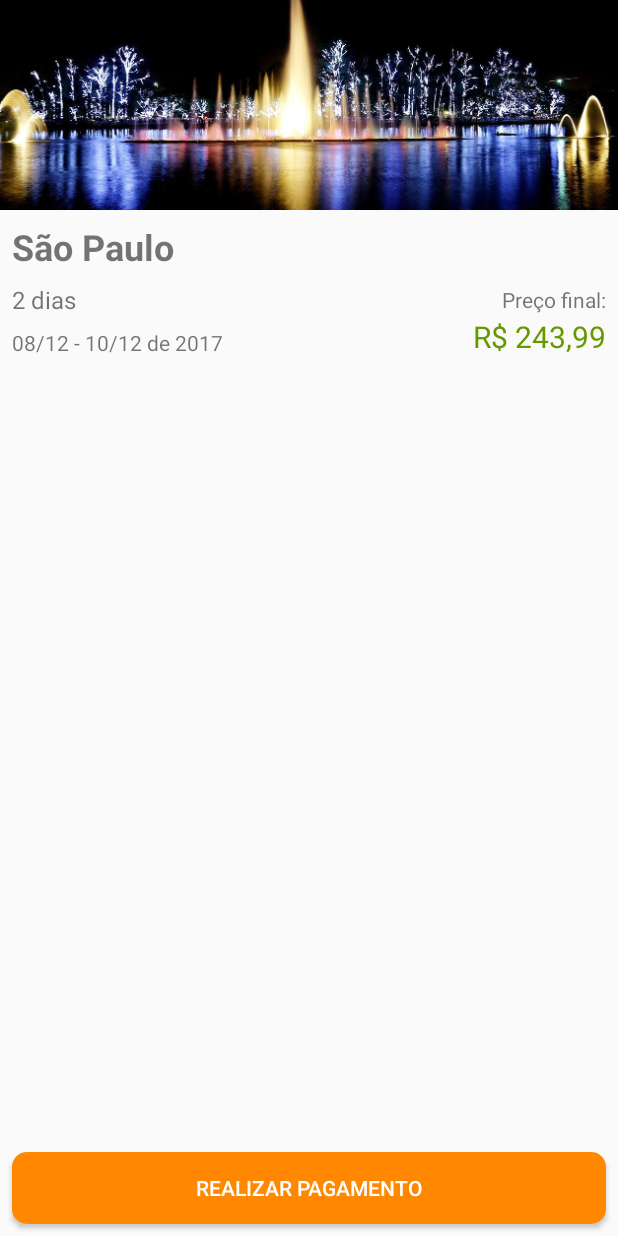
After one commit to gabrieldarlan/projeto_alura_viagem, an Android app: the layout activity_resumo_pacote.xml on its own in the app's theme, with its tools: preview values and no code run, on a phone screen of 412 x 824 dp. The commit adds this screen. Run offline under Robolectric (Android 15) with nearby library versions, the phone set to English and light mode, and no system bars.

Commit message:
construcao do activity resumopacoteactivity - cap 1

```diff
--- a/app/src/main/AndroidManifest.xml
+++ b/app/src/main/AndroidManifest.xml
@@ -9,6 +9,7 @@
         android:roundIcon="@mipmap/ic_launcher_round"
         android:supportsRtl="true"
         android:theme="@style/AppTheme">
+        <activity android:name=".ui.activity.ResumoPacoteActivity"></activity>
         <activity android:name=".ui.activity.ListaPacotesActivity">
             <intent-filter>
                 <action android:name="android.intent.action.MAIN" />
--- a/app/src/main/java/br/com/alura/aluraviagem/ui/activity/ListaPacotesActivity.java
+++ b/app/src/main/java/br/com/alura/aluraviagem/ui/activity/ListaPacotesActivity.java
@@ -2,6 +2,7 @@ package br.com.alura.aluraviagem.ui.activity;
 
 import androidx.appcompat.app.AppCompatActivity;
 
+import android.content.Intent;
 import android.os.Bundle;
 import android.view.View;
 import android.widget.ListView;
@@ -27,6 +28,9 @@ public class ListaPacotesActivity extends AppCompatActivity {
 
         configuraLista();
 
+        Intent intent = new Intent(this, ResumoPacoteActivity.class);
+        startActivity(intent);
+
     }
 
     private void configuraLista() {
--- /dev/null
+++ b/app/src/main/java/br/com/alura/aluraviagem/ui/activity/ResumoPacoteActivity.java
@@ -0,0 +1,47 @@
+package br.com.alura.aluraviagem.ui.activity;
+
+import androidx.appcompat.app.AppCompatActivity;
+
+import android.graphics.drawable.Drawable;
+import android.os.Bundle;
+import android.view.View;
+import android.widget.ImageView;
+import android.widget.TextView;
+
+import java.math.BigDecimal;
+
+import br.com.alura.aluraviagem.R;
+import br.com.alura.aluraviagem.model.Pacote;
+import br.com.alura.aluraviagem.util.DiasUtil;
+import br.com.alura.aluraviagem.util.MoedaUtil;
+import br.com.alura.aluraviagem.util.ResourcesUtil;
+
+public class ResumoPacoteActivity extends AppCompatActivity {
+
+    @Override
+    protected void onCreate(Bundle savedInstanceState) {
+        super.onCreate(savedInstanceState);
+        setContentView(R.layout.activity_resumo_pacote);
+
+        Pacote pacoteSaoPaulo =
+                new Pacote("São Paulo", "@drawable/sao_paulo_sp",
+                        2, new BigDecimal("243.99"));
+
+        TextView local = findViewById(R.id.resumo_pacote_local);
+        local.setText(pacoteSaoPaulo.getLocal());
+
+        ImageView imagem = findViewById(R.id.resumo_pacote_imagem);
+        Drawable drawableDoPacote =
+                ResourcesUtil.devolveDrawable(this, pacoteSaoPaulo.getImagem());
+        imagem.setImageDrawable(drawableDoPacote);
+
+        TextView dias = findViewById(R.id.resumo_pacote_dia);
+        String diasEmTexto = DiasUtil.formataEmTexto(pacoteSaoPaulo.getDias());
+        dias.setText(diasEmTexto);
+
+        TextView preco = findViewById(R.id.resumo_pacote_preco);
+        String precoFormatado = MoedaUtil.formataParaBrasileiro(pacoteSaoPaulo.getPreco());
+        preco.setText(precoFormatado);
+
+    }
+}
--- /dev/null
+++ b/app/src/main/res/drawable/botao_redondo_laranja.xml
@@ -0,0 +1,6 @@
+<?xml version="1.0" encoding="utf-8"?>
+<shape xmlns:android="http://schemas.android.com/apk/res/android"
+    android:shape="rectangle">
+    <solid android:color="@android:color/holo_orange_dark"  />
+    <corners android:radius="10dp"/>
+</shape>
--- /dev/null
+++ b/app/src/main/res/layout/activity_resumo_pacote.xml
@@ -0,0 +1,86 @@
+<?xml version="1.0" encoding="utf-8"?>
+<androidx.constraintlayout.widget.ConstraintLayout xmlns:android="http://schemas.android.com/apk/res/android"
+    xmlns:app="http://schemas.android.com/apk/res-auto"
+    xmlns:tools="http://schemas.android.com/tools"
+    android:layout_width="match_parent"
+    android:layout_height="match_parent"
+    tools:context=".ui.activity.ResumoPacoteActivity">
+
+
+    <ImageView
+        android:id="@+id/resumo_pacote_imagem"
+        android:layout_width="0dp"
+        android:layout_height="140dp"
+        android:scaleType="centerCrop"
+        app:layout_constraintBottom_toBottomOf="parent"
+        app:layout_constraintEnd_toEndOf="parent"
+        app:layout_constraintStart_toStartOf="parent"
+        app:layout_constraintTop_toTopOf="parent"
+        app:layout_constraintVertical_bias="0.0"
+        app:srcCompat="@drawable/sao_paulo_sp" />
+
+    <TextView
+        android:id="@+id/resumo_pacote_local"
+        android:layout_width="wrap_content"
+        android:layout_height="wrap_content"
+        android:layout_marginLeft="8dp"
+        android:layout_marginTop="8dp"
+        android:textSize="24sp"
+        android:textStyle="bold"
+        app:layout_constraintStart_toStartOf="parent"
+        app:layout_constraintTop_toBottomOf="@+id/resumo_pacote_imagem"
+        tools:text="São Paulo" />
+
+    <TextView
+        android:id="@+id/resumo_pacote_dia"
+        android:layout_width="wrap_content"
+        android:layout_height="wrap_content"
+        android:layout_marginTop="8dp"
+        android:textSize="16sp"
+        app:layout_constraintStart_toStartOf="@+id/resumo_pacote_local"
+        app:layout_constraintTop_toBottomOf="@+id/resumo_pacote_local"
+        tools:text="2 dias" />
+
+    <TextView
+        android:id="@+id/resumo_pacote_data"
+        android:layout_width="wrap_content"
+        android:layout_height="wrap_content"
+        android:layout_marginTop="8dp"
+        app:layout_constraintStart_toStartOf="@+id/resumo_pacote_dia"
+        app:layout_constraintTop_toBottomOf="@+id/resumo_pacote_dia"
+        tools:text="08/12 - 10/12 de 2017" />
+
+    <TextView
+        android:id="@+id/resumo_pacote_preco"
+        android:layout_width="wrap_content"
+        android:layout_height="wrap_content"
+        android:layout_marginEnd="8dp"
+        android:textColor="@android:color/holo_green_dark"
+        android:textSize="20sp"
+        app:layout_constraintBottom_toBottomOf="@+id/resumo_pacote_data"
+        app:layout_constraintEnd_toEndOf="parent"
+        tools:text="R$ 243,99" />
+
+    <TextView
+        android:id="@+id/resumo_pacote_preco_final"
+        android:layout_width="wrap_content"
+        android:layout_height="wrap_content"
+        android:text="Preço final:"
+        app:layout_constraintBottom_toTopOf="@+id/resumo_pacote_preco"
+        app:layout_constraintEnd_toEndOf="@+id/resumo_pacote_preco"
+        app:layout_constraintTop_toTopOf="@+id/resumo_pacote_dia" />
+
+    <Button
+        android:id="@+id/resumo_pacote_botao_realiza_pagamento"
+        android:layout_width="match_parent"
+        android:layout_height="wrap_content"
+        android:text="REALIZAR PAGAMENTO"
+        android:layout_margin="8dp"
+        android:background="@drawable/botao_redondo_laranja"
+        app:layout_constraintBottom_toBottomOf="parent"
+        android:textColor="@android:color/white"
+        app:layout_constraintEnd_toEndOf="parent"
+        app:layout_constraintStart_toStartOf="parent"
+        app:layout_constraintVertical_bias="1"
+        app:layout_constraintTop_toTopOf="parent" />
+</androidx.constraintlayout.widget.ConstraintLayout>
```
